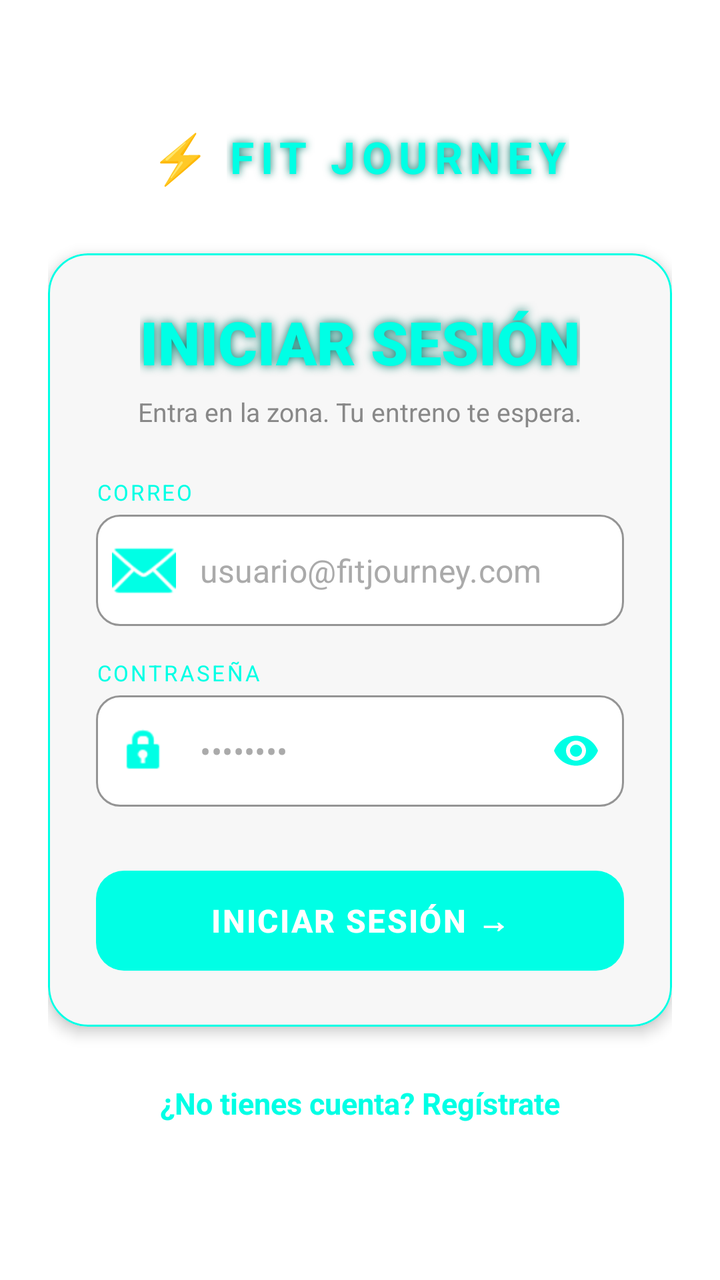
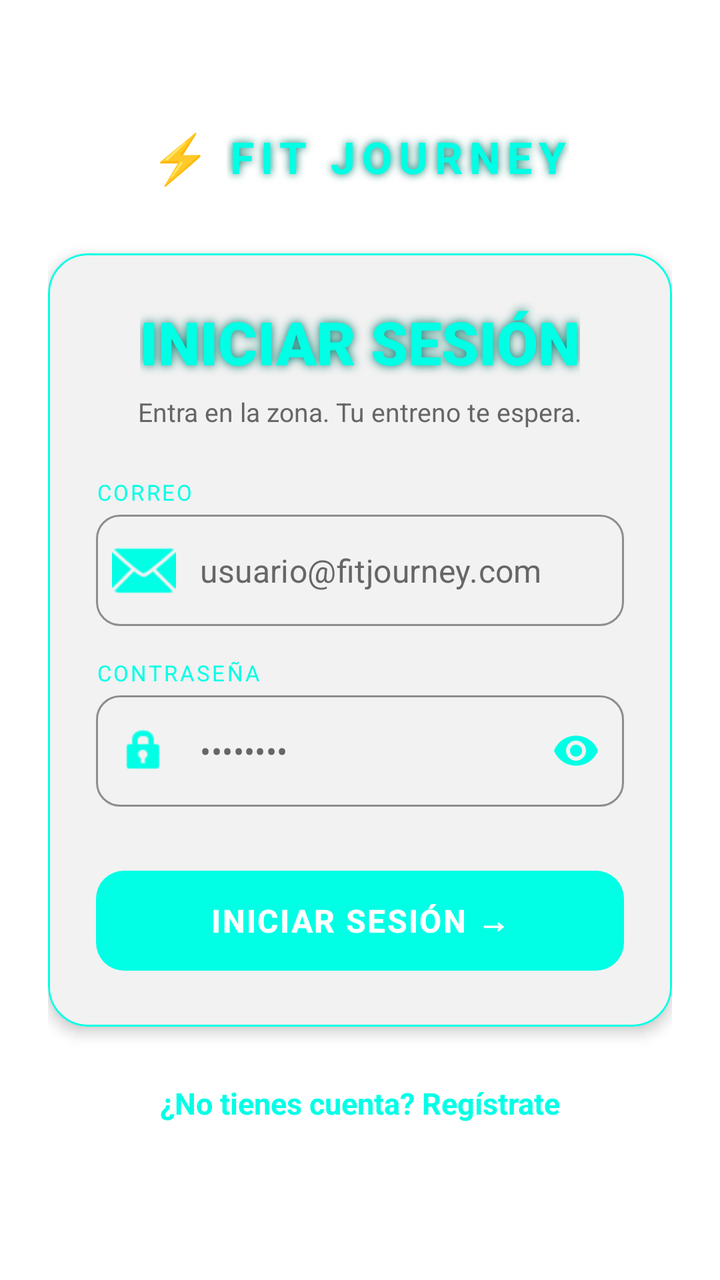

Two renders of the same Android screen: before a commit and after it. Below are the layout's source before the change and the commit's diff.
<!-- AndroidManifest.xml: application theme Theme.FitJourney -->
<!-- res/layout/fragment_login.xml -->
<?xml version="1.0" encoding="utf-8"?>
<androidx.coordinatorlayout.widget.CoordinatorLayout
    xmlns:android="http://schemas.android.com/apk/res/android"
    xmlns:app="http://schemas.android.com/apk/res-auto"
    xmlns:tools="http://schemas.android.com/tools"
    android:id="@+id/loginLayout"
    android:layout_width="match_parent"
    android:layout_height="match_parent"
    android:background="@color/fondo"
    tools:context=".ui.main.origin.login.LoginFragment">

    <androidx.core.widget.NestedScrollView
        android:layout_width="match_parent"
        android:layout_height="match_parent"
        android:fillViewport="true">

        <androidx.constraintlayout.widget.ConstraintLayout
            android:layout_width="match_parent"
            android:layout_height="match_parent"
            android:padding="24dp">

            <LinearLayout
                android:id="@+id/brandLayout"
                android:layout_width="wrap_content"
                android:layout_height="wrap_content"
                android:orientation="horizontal"
                android:gravity="center_vertical"
                android:layout_marginBottom="32dp"
                app:layout_constraintBottom_toTopOf="@+id/loginCard"
                app:layout_constraintStart_toStartOf="parent"
                app:layout_constraintEnd_toEndOf="parent">

                <TextView
                    android:layout_width="wrap_content"
                    android:layout_height="wrap_content"
                    android:text="⚡"
                    android:textSize="24sp"
                    android:textColor="@color/mainazul"
                    android:layout_marginEnd="8dp"/>

                <TextView
                    android:layout_width="wrap_content"
                    android:layout_height="wrap_content"
                    android:text="FIT JOURNEY"
                    android:textColor="@color/mainazul"
                    android:textSize="22sp"
                    android:textStyle="bold"
                    android:letterSpacing="0.15"
                    android:shadowColor="@color/sombramainazul"
                    android:shadowRadius="10" />
            </LinearLayout>

            <com.google.android.material.card.MaterialCardView
                android:id="@+id/loginCard"
                android:layout_width="match_parent"
                android:layout_height="wrap_content"
                app:cardBackgroundColor="#F7F7F7"
                app:cardCornerRadius="20dp"
                app:cardElevation="4dp"
                app:strokeColor="@color/mainazul"
                app:strokeWidth="1dp"
                app:layout_constraintTop_toTopOf="parent"
                app:layout_constraintBottom_toBottomOf="parent"
                app:layout_constraintStart_toStartOf="parent"
                app:layout_constraintEnd_toEndOf="parent">

                <LinearLayout
                    android:layout_width="match_parent"
                    android:layout_height="wrap_content"
                    android:orientation="vertical"
                    android:padding="24dp">

                    <TextView
                        android:layout_width="wrap_content"
                        android:layout_height="wrap_content"
                        android:layout_gravity="center"
                        android:text="INICIAR SESIÓN"
                        android:textColor="@color/mainazul"
                        android:textSize="30sp"
                        android:textStyle="bold"
                        android:fontFamily="sans-serif-black"
                        android:shadowColor="@color/sombramainazul"
                        android:shadowRadius="12" />

                    <TextView
                        android:layout_width="wrap_content"
                        android:layout_height="wrap_content"
                        android:layout_gravity="center"
                        android:layout_marginTop="6dp"
                        android:layout_marginBottom="24dp"
                        android:text="Entra en la zona. Tu entreno te espera."
                        android:textColor="#888888"
                        android:textSize="13sp"
                        android:gravity="center" />

                    <TextView
                        android:layout_width="wrap_content"
                        android:layout_height="wrap_content"
                        android:layout_marginBottom="4dp"
                        android:text="CORREO"
                        android:textColor="@color/mainazul"
                        android:textSize="11sp"
                        android:letterSpacing="0.1" />

                    <com.google.android.material.textfield.TextInputLayout
                        android:id="@+id/tlEmail"
                        style="@style/Widget.MaterialComponents.TextInputLayout.OutlinedBox"
                        android:layout_width="match_parent"
                        android:layout_height="wrap_content"
                        android:layout_marginBottom="16dp"
                        app:hintEnabled="false"
                        app:startIconDrawable="@android:drawable/ic_dialog_email"
                        app:startIconTint="@color/mainazul"
                        app:boxCornerRadiusTopStart="12dp"
                        app:boxCornerRadiusTopEnd="12dp"
                        app:boxCornerRadiusBottomStart="12dp"
                        app:boxCornerRadiusBottomEnd="12dp"
                        app:boxStrokeColor="@color/mainazul"
                        app:boxBackgroundColor="@color/white">

                        <com.google.android.material.textfield.TextInputEditText
                            android:id="@+id/etEmail"
                            android:layout_width="match_parent"
                            android:layout_height="wrap_content"
                            android:hint="usuario@fitjourney.com"
                            android:inputType="textEmailAddress"
                            android:textColor="@color/text"
                            android:textColorHint="#AAAAAA" />
                    </com.google.android.material.textfield.TextInputLayout>

                    <TextView
                        android:layout_width="wrap_content"
                        android:layout_height="wrap_content"
                        android:layout_marginBottom="4dp"
                        android:text="CONTRASEÑA"
                        android:textColor="@color/mainazul"
                        android:textSize="11sp"
                        android:letterSpacing="0.1" />

                    <com.google.android.material.textfield.TextInputLayout
                        android:id="@+id/tlPassword"
                        style="@style/Widget.MaterialComponents.TextInputLayout.OutlinedBox"
                        android:layout_width="match_parent"
                        android:layout_height="wrap_content"
                        android:layout_marginBottom="28dp"
                        app:hintEnabled="false"
                        app:startIconDrawable="@android:drawable/ic_lock_idle_lock"
                        app:startIconTint="@color/mainazul"
                        app:endIconMode="password_toggle"
                        app:endIconTint="@color/mainazul"
                        app:boxCornerRadiusTopStart="12dp"
                        app:boxCornerRadiusTopEnd="12dp"
                        app:boxCornerRadiusBottomStart="12dp"
                        app:boxCornerRadiusBottomEnd="12dp"
                        app:boxStrokeColor="@color/mainazul"
                        app:boxBackgroundColor="@color/white">

                        <com.google.android.material.textfield.TextInputEditText
                            android:id="@+id/etPassword"
                            android:layout_width="match_parent"
                            android:layout_height="wrap_content"
                            android:hint="••••••••"
                            android:inputType="textPassword"
                            android:textColor="@color/text"
                            android:textColorHint="#AAAAAA" />
                    </com.google.android.material.textfield.TextInputLayout>

                    <com.google.android.material.button.MaterialButton
                        android:id="@+id/btnLoginSubmit"
                        android:layout_width="match_parent"
                        android:layout_height="58dp"
                        android:text="INICIAR SESIÓN →"
                        android:textColor="@color/white"
                        android:textSize="16sp"
                        android:textStyle="bold"
                        android:letterSpacing="0.05"
                        app:backgroundTint="@color/mainazul"
                        app:cornerRadius="14dp" />

                </LinearLayout>
            </com.google.android.material.card.MaterialCardView>

            <ProgressBar
                android:id="@+id/progressBar"
                android:layout_width="60dp"
                android:layout_height="60dp"
                android:visibility="gone"
                android:indeterminateTint="@color/mainazul"
                app:layout_constraintBottom_toBottomOf="parent"
                app:layout_constraintEnd_toEndOf="parent"
                app:layout_constraintStart_toStartOf="parent"
                app:layout_constraintTop_toTopOf="parent" />

            <TextView
                android:id="@+id/tvGoToRegister"
                android:layout_width="match_parent"
                android:layout_height="wrap_content"
                android:layout_marginTop="20dp"
                android:gravity="center"
                android:padding="8dp"
                android:text="¿No tienes cuenta? Regístrate"
                android:textColor="@color/mainazul"
                android:textStyle="bold"
                android:textSize="15sp"
                android:clickable="true"
                android:focusable="true"
                android:background="?attr/selectableItemBackground"
                app:layout_constraintTop_toBottomOf="@id/loginCard"
                app:layout_constraintStart_toStartOf="parent"
                app:layout_constraintEnd_toEndOf="parent" />

        </androidx.constraintlayout.widget.ConstraintLayout>
    </androidx.core.widget.NestedScrollView>

</androidx.coordinatorlayout.widget.CoordinatorLayout>
<!-- resources referenced by this layout -->
<resources>
  <color name="fondo">#FFFFFF</color>
  <color name="mainazul">#00FFE5</color>
  <color name="sombramainazul">#00796B</color>
  <color name="text">#000000</color>
  <color name="white">#FFFFFFFF</color>
  <style name="Theme.FitJourney" parent="Base.Theme.FitJourney" />
  <style name="Base.Theme.FitJourney" parent="Theme.Material3.DayNight.NoActionBar">
  
      </style>
</resources>

<!-- the commit's change to res/layout/fragment_login.xml (unified diff, before → after) -->
@@ -54,7 +54,7 @@
                 android:id="@+id/loginCard"
                 android:layout_width="match_parent"
                 android:layout_height="wrap_content"
-                app:cardBackgroundColor="#F7F7F7"
+                app:cardBackgroundColor="@color/surface"
                 app:cardCornerRadius="20dp"
                 app:cardElevation="4dp"
                 app:strokeColor="@color/mainazul"
@@ -89,7 +89,7 @@
                         android:layout_marginTop="6dp"
                         android:layout_marginBottom="24dp"
                         android:text="Entra en la zona. Tu entreno te espera."
-                        android:textColor="#888888"
+                        android:textColor="@color/textSecondary"
                         android:textSize="13sp"
                         android:gravity="center" />
 
@@ -116,7 +116,7 @@
                         app:boxCornerRadiusBottomStart="12dp"
                         app:boxCornerRadiusBottomEnd="12dp"
                         app:boxStrokeColor="@color/mainazul"
-                        app:boxBackgroundColor="@color/white">
+                        app:boxBackgroundColor="@color/surface">
 
                         <com.google.android.material.textfield.TextInputEditText
                             android:id="@+id/etEmail"
@@ -125,7 +125,7 @@
                             android:hint="usuario@fitjourney.com"
                             android:inputType="textEmailAddress"
                             android:textColor="@color/text"
-                            android:textColorHint="#AAAAAA" />
+                            android:textColorHint="@color/textSecondary" />
                     </com.google.android.material.textfield.TextInputLayout>
 
                     <TextView
@@ -153,7 +153,7 @@
                         app:boxCornerRadiusBottomStart="12dp"
                         app:boxCornerRadiusBottomEnd="12dp"
                         app:boxStrokeColor="@color/mainazul"
-                        app:boxBackgroundColor="@color/white">
+                        app:boxBackgroundColor="@color/surface">
 
                         <com.google.android.material.textfield.TextInputEditText
                             android:id="@+id/etPassword"
@@ -162,7 +162,7 @@
                             android:hint="••••••••"
                             android:inputType="textPassword"
                             android:textColor="@color/text"
-                            android:textColorHint="#AAAAAA" />
+                            android:textColorHint="@color/textSecondary" />
                     </com.google.android.material.textfield.TextInputLayout>
 
                     <com.google.android.material.button.MaterialButton
<!-- resource entries referenced after the edit -->
@@ -3,7 +3,9 @@
   <color name="fondo">#FFFFFF</color>
   <color name="mainazul">#00FFE5</color>
   <color name="sombramainazul">#00796B</color>
+  <color name="surface">#F2F2F2</color>
   <color name="text">#000000</color>
+  <color name="textSecondary">#666666</color>
   <color name="white">#FFFFFFFF</color>
   <style name="Theme.FitJourney" parent="Base.Theme.FitJourney" />
   <style name="Base.Theme.FitJourney" parent="Theme.Material3.DayNight.NoActionBar">
